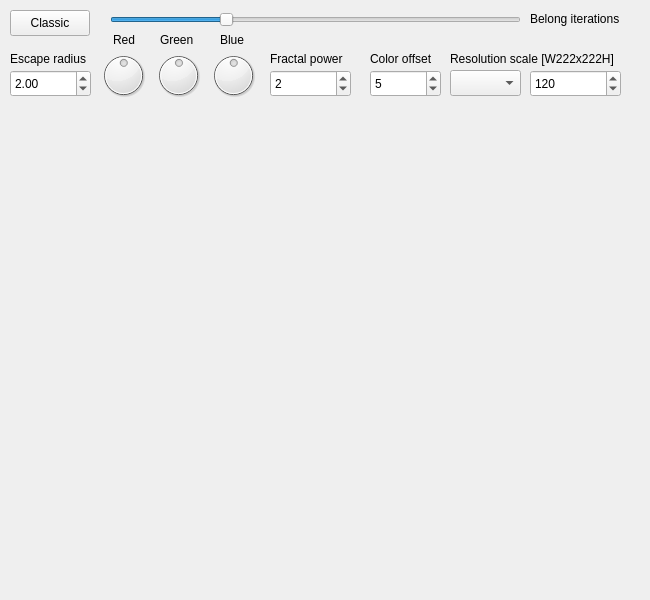
Before: the Qt Designer form manager/src/mainwindow.ui in medranSolus/fractal_service, drawn with Qt 5.
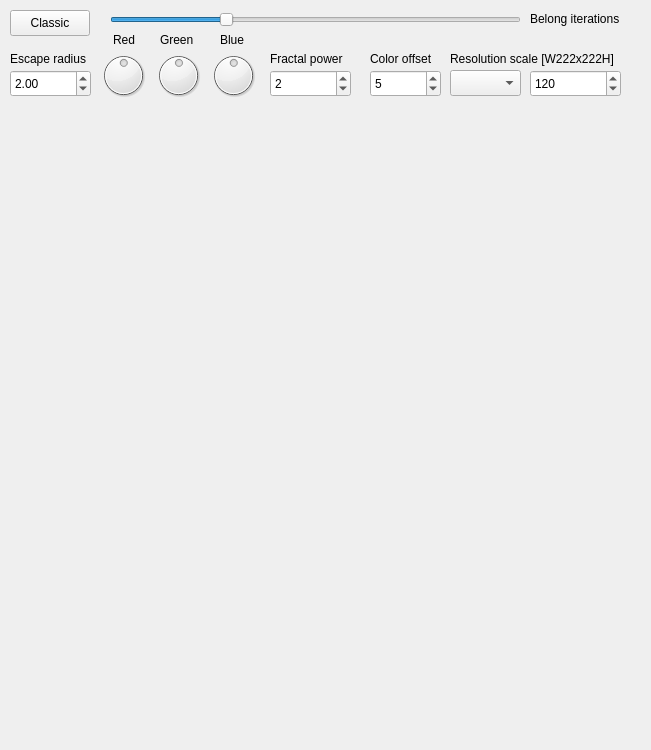
After: the same form once the commit is applied.

The edit to the form file:
```diff
--- a/manager/src/mainwindow.ui
+++ b/manager/src/mainwindow.ui
@@ -6,8 +6,8 @@
    <rect>
     <x>0</x>
     <y>0</y>
-    <width>650</width>
-    <height>600</height>
+    <width>651</width>
+    <height>750</height>
    </rect>
   </property>
   <property name="windowTitle">
@@ -20,9 +20,15 @@
       <x>0</x>
       <y>100</y>
       <width>651</width>
-      <height>481</height>
+      <height>651</height>
      </rect>
     </property>
+    <property name="minimumSize">
+     <size>
+      <width>651</width>
+      <height>651</height>
+     </size>
+    </property>
     <property name="mouseTracking">
      <bool>true</bool>
     </property>
```
